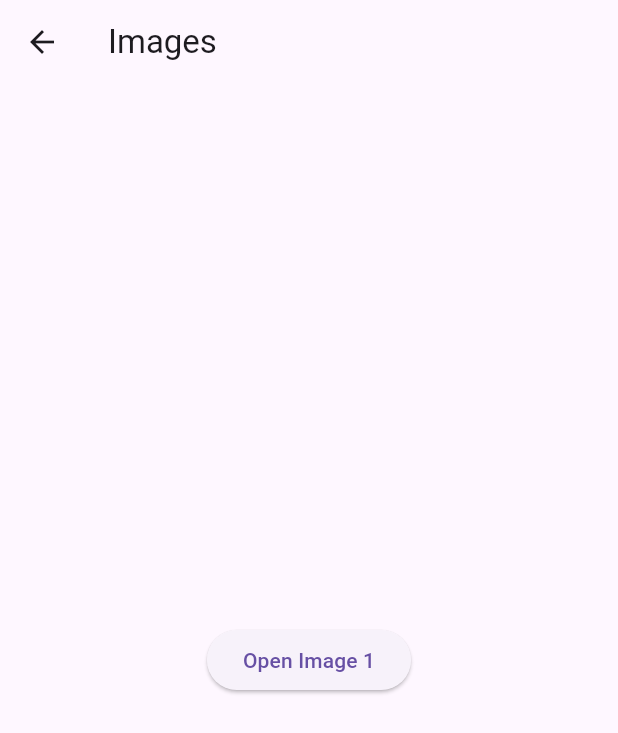
After one commit to LCournollet/ColorPicker, a Flutter app: the screen it shows after launch, after a tap on "Images", on a phone screen of 412 x 824 dp. The commit adds this screen. Shown: the top 733 px of the screen. Run offline on Flutter 3.47's test engine with Material 3 defaults, Android fonts, the phone set to English and light mode, and no system bars; missing offline and left inert: pick_color.

Commit message:
Color picker + image test

```diff
--- a/lib/home.dart
+++ b/lib/home.dart
@@ -1,3 +1,4 @@
+import 'package:color_picker/images.dart';
 import 'package:flutter/material.dart';
 
 class HomePage extends StatelessWidget {
@@ -32,9 +33,12 @@ class HomePage extends StatelessWidget {
               },
             ),
             BottomNavItem(
-              title: 'IMAGE',
+              title: 'Images',
               onPressed: () {
-                print('Image button pressed');
+                Navigator.push(
+                  context,
+                  MaterialPageRoute(builder: (context) => ImagePage()),
+                );
               },
             ),
           ],
--- /dev/null
+++ b/lib/images.dart
@@ -0,0 +1,35 @@
+import 'package:flutter/material.dart';
+import 'package:color_picker/imageOne.dart'; // Import the ImageOne file
+
+void main() {
+  runApp(MaterialApp(
+    home: ImagePage(),
+  ));
+}
+
+class ImagePage extends StatelessWidget {
+  @override
+  Widget build(BuildContext context) {
+    return Scaffold(
+      appBar: AppBar(
+        title: Text('Images'),
+      ),
+      body: Center(
+        child: Column(
+          mainAxisAlignment: MainAxisAlignment.center,
+          children: [
+            ElevatedButton(
+              onPressed: () {
+                Navigator.push(
+                  context,
+                  MaterialPageRoute(builder: (context) => ImagePickerScreen()),
+                );
+              },
+              child: Text('Open Image 1'),
+            ),
+          ],
+        ),
+      ),
+    );
+  }
+}
```
Also changed, not shown: lib/imageOne.dart (added, +77 -0 lines), pubspec.yaml (+4 -5 lines), lib/image.dart (deleted), pubspec.lock.
